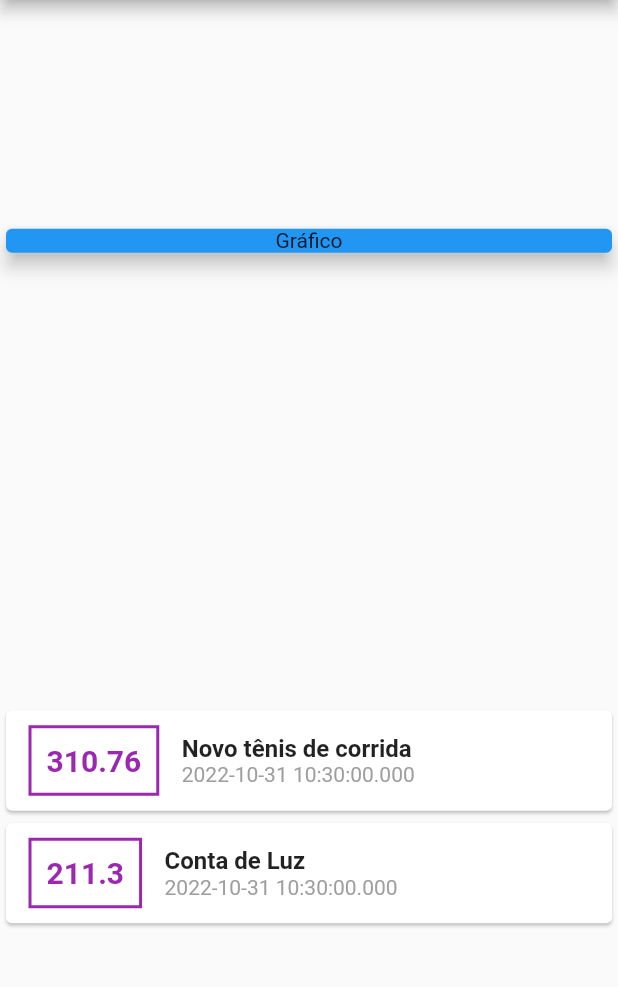
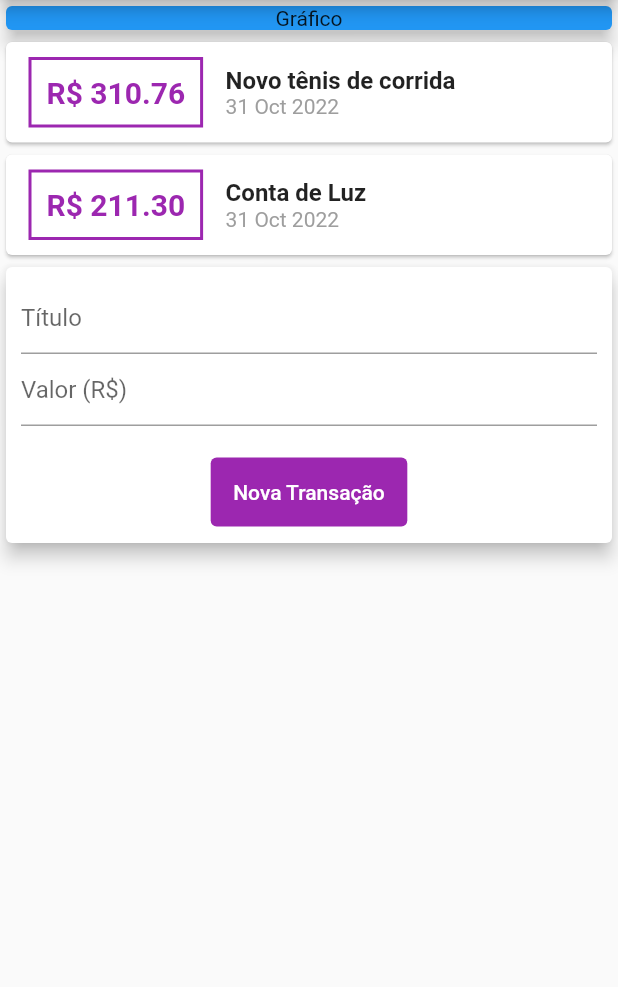
Before and after one commit to rafaelledo/despesas_pessoais, a Flutter app: the screen it shows after launch, on a phone screen of 412 x 824 dp, the part 84-1071 px from its top. Run offline on Flutter 3.47's test engine with Material 2 defaults, Android fonts, the phone set to English and light mode, and no system bars.

Commit message:
remove MyHomePage class from main

```diff
--- a/lib/main.dart
+++ b/lib/main.dart
@@ -1,5 +1,5 @@
-import 'package:despesas_pessoais/model/transaction.dart';
 import 'package:flutter/material.dart';
+import './view/myhomepage.dart';
 
 void main(List<String> args) {
 	runApp(const ExpensesApp());
@@ -16,99 +16,3 @@ class ExpensesApp extends StatelessWidget {
 		);
 	}
 }
-
-class MyHomePage extends StatelessWidget {
-  final _transactions = [
-    Transaction(
-      id: 't1',
-      title: 'Novo tênis de corrida',
-      value: 310.76,
-      date: DateTime.now(),
-    ),
-    Transaction(
-      id: 't2',
-      title: 'Conta de Luz',
-      value: 211.30,
-      date: DateTime.now(),
-    ),
-  ];
-
-  MyHomePage({super.key});
-
-  @override
-  Widget build(BuildContext context) {
-    return Scaffold(
-      appBar: AppBar(
-        title: const SizedBox(
-          width: double.infinity,
-          child: Text(
-            'Despesas Pessoais',
-            textAlign: TextAlign.center,
-          ),
-        ),
-      ),
-      body: Column(
-        mainAxisAlignment: MainAxisAlignment.spaceAround,
-        crossAxisAlignment: CrossAxisAlignment.stretch,
-        children: <Widget>[
-          const SizedBox(
-            child: Card(
-              color: Colors.blue,
-              elevation: 5,
-              child: Text(
-                'Gráfico',
-                textAlign: TextAlign.center,
-              ),
-            ),
-          ),
-          Column(
-            children: _transactions.map((tr) {
-              return Card(
-                child: Row(
-                  children: [
-                    Container(
-                      margin: const EdgeInsets.symmetric(
-                        horizontal: 15,
-                        vertical: 10,
-                      ),
-                      decoration: BoxDecoration(
-                          border: Border.all(
-                        color: Colors.purple,
-                        width: 2,
-                      )),
-                      padding: const EdgeInsets.all(10),
-                      child: Text(
-                        tr.value.toString(),
-                        style: const TextStyle(
-                          fontWeight: FontWeight.bold,
-                          fontSize: 20,
-                          color: Colors.purple,
-                        ),
-                      ),
-                    ),
-                    Column(
-                      crossAxisAlignment: CrossAxisAlignment.start,
-                      children: [
-                        Text(
-                          tr.title,
-                          style: const TextStyle(
-                            fontSize: 16,
-                            fontWeight: FontWeight.bold,
-                          ),
-                        ),
-                        Text(tr.date.toString(),
-                            style: const TextStyle(
-                              color: Colors.grey,
-                            )),
-                      ],
-                    )
-                  ],
-                ),
-              );
-            }).toList(),
-          )
-        ],
-      ),
-    );
-  }
-}
--- /dev/null
+++ b/lib/view/myhomepage.dart
@@ -0,0 +1,127 @@
+import 'package:despesas_pessoais/model/transaction.dart';
+import 'package:flutter/material.dart';
+import 'package:intl/intl.dart';
+
+class MyHomePage extends StatelessWidget {
+	final _transactions = [
+		Transaction(
+			id: 't1',
+			title: 'Novo tênis de corrida',
+			value: 310.76,
+			date: DateTime.now(),
+		),
+		Transaction(
+			id: 't2',
+			title: 'Conta de Luz',
+			value: 211.30,
+			date: DateTime.now(),
+		),
+	];
+
+	MyHomePage({super.key});
+
+	@override
+	Widget build(BuildContext context) {
+		return Scaffold(
+			appBar: AppBar(
+				title: const SizedBox(
+					width: double.infinity,
+					child: Text(
+						'Despesas Pessoais',
+						textAlign: TextAlign.center,
+					),
+				),
+			),
+			body: Column(
+				crossAxisAlignment: CrossAxisAlignment.stretch,
+				children: <Widget>[
+					const SizedBox(
+						child: Card(
+							color: Colors.blue,
+							elevation: 5,
+							child: Text(
+								'Gráfico',
+								textAlign: TextAlign.center,
+							),
+						),
+					),
+					Column(
+						children: _transactions.map((tr) {
+							return Card(
+								child: Row(
+									children: [
+										Container(
+											margin: const EdgeInsets.symmetric(
+												horizontal: 15,
+												vertical: 10,
+											),
+											decoration: BoxDecoration(
+													border: Border.all(
+												color: Colors.purple,
+												width: 2,
+											)),
+											padding: const EdgeInsets.all(10),
+											child: Text(
+												'R\$ ${tr.value.toStringAsFixed(2)}',
+												style: const TextStyle(
+													fontWeight: FontWeight.bold,
+													fontSize: 20,
+													color: Colors.purple,
+												),
+											),
+										),
+										Column(
+											crossAxisAlignment: CrossAxisAlignment.start,
+											children: [
+												Text(
+													tr.title,
+													style: const TextStyle(
+														fontSize: 16,
+														fontWeight: FontWeight.bold,
+													),
+												),
+												Text(DateFormat('d MMM y').format(tr.date),
+														style: const TextStyle(
+															color: Colors.grey,
+														)),
+											],
+										)
+									],
+								),
+							);
+						}).toList(),
+					),
+					Card(
+							elevation: 5,
+							child: Padding(
+								padding: const EdgeInsets.all(10),
+								child: Column(
+									children: [
+										const TextField(
+											decoration: InputDecoration(hintText: 'Título'),
+										),
+										const TextField(
+											decoration: InputDecoration(
+												hintText: 'Valor (R\$)',
+											),
+										),
+										Padding(
+											padding: const EdgeInsets.only(top: 20),
+											child: TextButton(
+												onPressed: () {},
+												style: TextButton.styleFrom(
+													padding: const EdgeInsets.all(15),
+													backgroundColor: Colors.purple,
+													foregroundColor: Colors.white,
+												),
+												child: const Text('Nova Transação'),
+											),
+										)
+									],
+								),
+							))
+				],
+			),
+		);
+	}
+}
--- a/pubspec.yaml
+++ b/pubspec.yaml
@@ -31,6 +31,7 @@ environment:
 dependencies:
   flutter:
     sdk: flutter
+  intl: 0.17.0
 
 
   # The following adds the Cupertino Icons font to your application.
```
Also changed, not shown: lib/model/transaction.dart (indentation only). Lines whose indentation alone changed are shown as unchanged.
